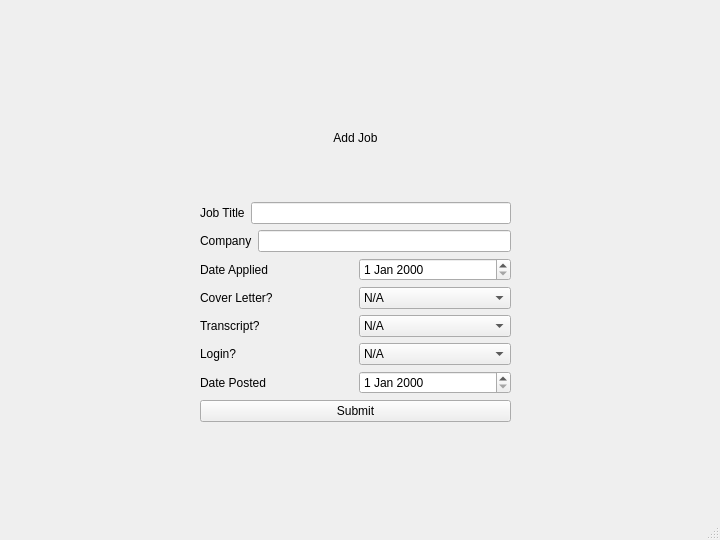
This is mainwindow.ui in frenchcokes/Job-Tracker as Qt 5 draws it before an edit. The edited form follows.
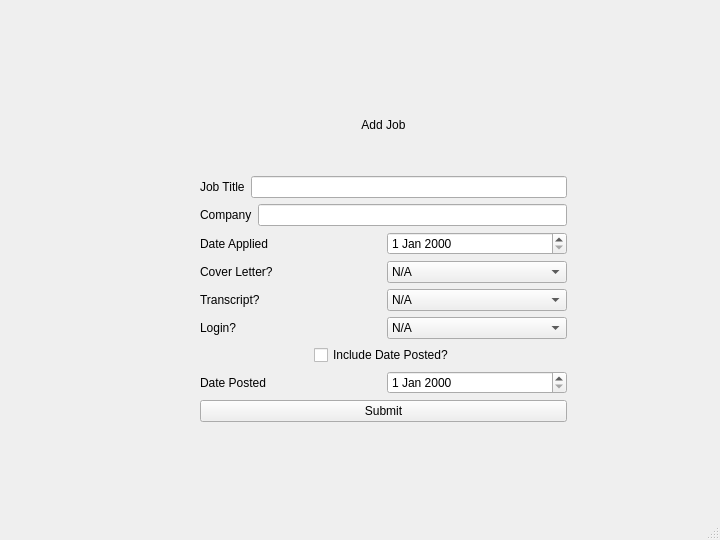
This is the edited form.

What changed in the file:
```diff
--- a/mainwindow.ui
+++ b/mainwindow.ui
@@ -2,6 +2,9 @@
 <ui version="4.0">
  <class>MainWindow</class>
  <widget class="QMainWindow" name="MainWindow">
+  <property name="enabled">
+   <bool>true</bool>
+  </property>
   <property name="geometry">
    <rect>
     <x>0</x>
@@ -19,7 +22,7 @@
      <rect>
       <x>200</x>
       <y>80</y>
-      <width>311</width>
+      <width>367</width>
       <height>342</height>
      </rect>
     </property>
@@ -176,16 +179,63 @@
       </layout>
      </item>
      <item>
-      <layout class="QHBoxLayout" name="row_7">
+      <layout class="QHBoxLayout" name="row_7" stretch="4,1,4">
+       <item>
+        <spacer name="horizontalSpacer">
+         <property name="orientation">
+          <enum>Qt::Orientation::Horizontal</enum>
+         </property>
+         <property name="sizeHint" stdset="0">
+          <size>
+           <width>40</width>
+           <height>20</height>
+          </size>
+         </property>
+        </spacer>
+       </item>
+       <item>
+        <widget class="QCheckBox" name="datePosedCheckBox">
+         <property name="text">
+          <string>Include Date Posted?</string>
+         </property>
+         <property name="tristate">
+          <bool>false</bool>
+         </property>
+        </widget>
+       </item>
+       <item>
+        <spacer name="horizontalSpacer_2">
+         <property name="orientation">
+          <enum>Qt::Orientation::Horizontal</enum>
+         </property>
+         <property name="sizeHint" stdset="0">
+          <size>
+           <width>40</width>
+           <height>20</height>
+          </size>
+         </property>
+        </spacer>
+       </item>
+      </layout>
+     </item>
+     <item>
+      <layout class="QHBoxLayout" name="row_8" stretch="0,0">
        <item>
         <widget class="QLabel" name="datePostedLabel">
+         <property name="enabled">
+          <bool>true</bool>
+         </property>
          <property name="text">
           <string>Date Posted</string>
          </property>
         </widget>
        </item>
        <item>
-        <widget class="QDateEdit" name="datePostedDateEdit"/>
+        <widget class="QDateEdit" name="datePostedDateEdit">
+         <property name="enabled">
+          <bool>true</bool>
+         </property>
+        </widget>
        </item>
       </layout>
      </item>
```
